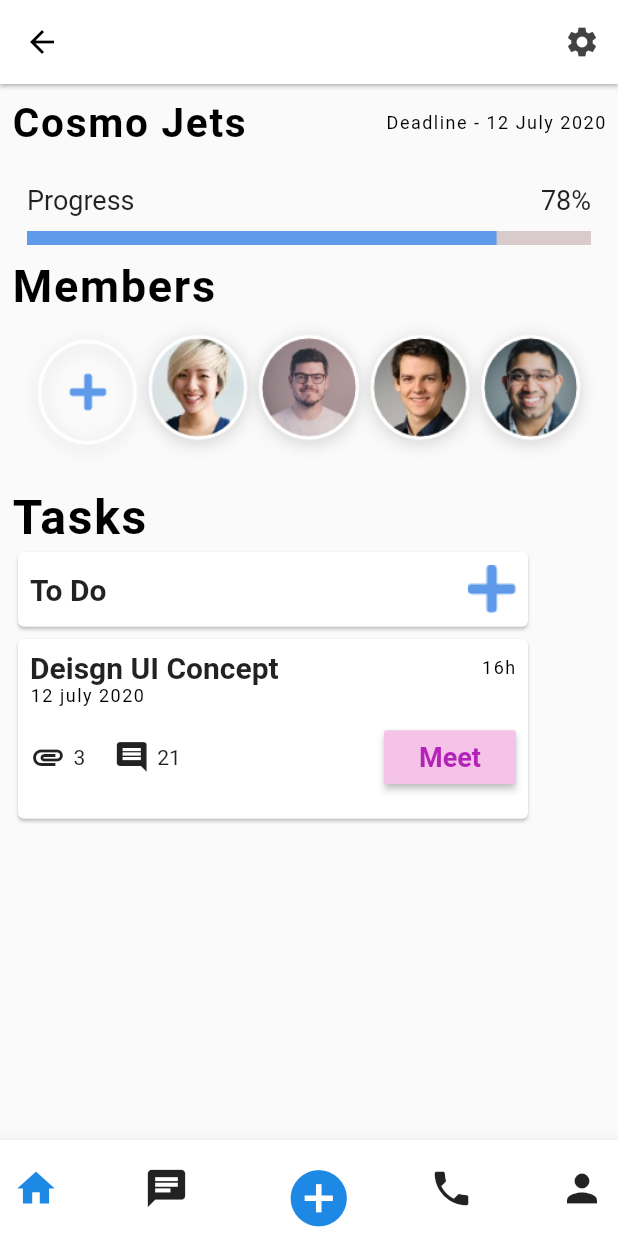
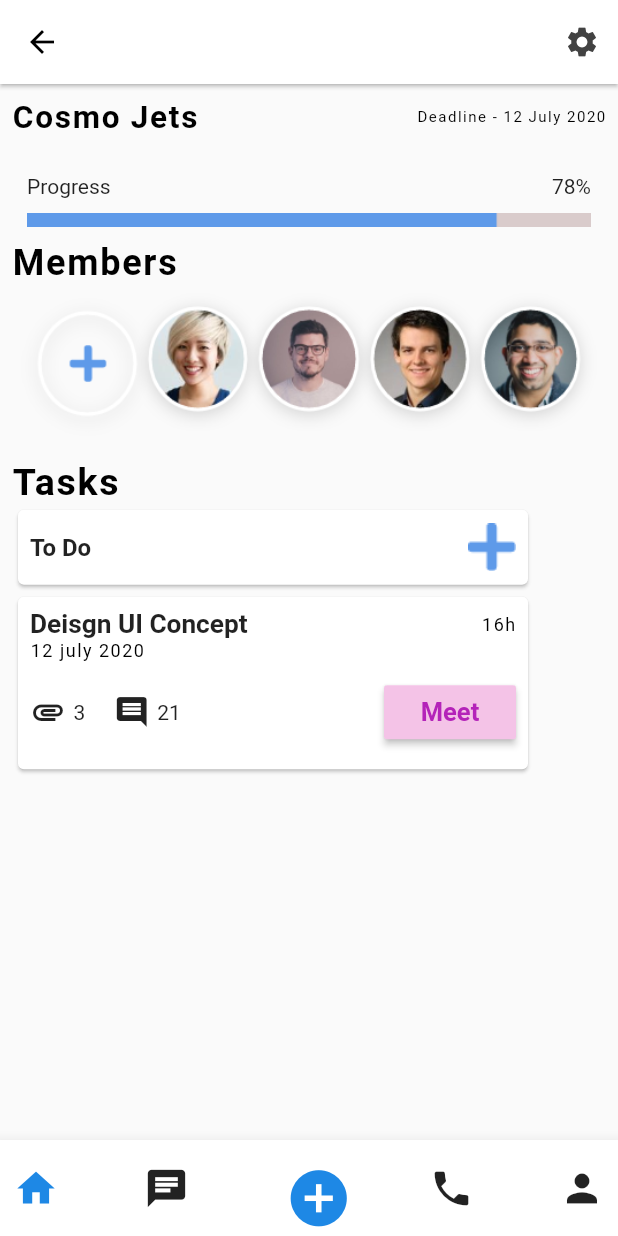
Before and after one commit to Kasweka1/Purweb-Agency, a Flutter app: the screen it shows after launch, after a tap on "Cosmo Jet", on a phone screen of 412 x 824 dp. Run offline on Flutter 3.47's test engine with Material 2 defaults, Android fonts, the phone set to English and light mode, and no system bars.

Commit message:
changed the font sizes because everything was too big

```diff
--- a/lib/cosmo_jet.dart
+++ b/lib/cosmo_jet.dart
@@ -43,7 +43,7 @@ class _CosmoJetState extends State<CosmoJet> {
                     "Cosmo Jets",
                     style: TextStyle(
                       color: Colors.black,
-                      fontSize: 27,
+                      fontSize: 21,
                       fontWeight: FontWeight.bold,
                       letterSpacing: 1.15,
                     ),
@@ -52,7 +52,7 @@ class _CosmoJetState extends State<CosmoJet> {
                     "Deadline - 12 July 2020",
                     style: TextStyle(
                       color: Colors.black,
-                      fontSize: 12,
+                      fontSize: 10,
                       letterSpacing: 1,
                     ),
                   )
@@ -70,12 +70,12 @@ class _CosmoJetState extends State<CosmoJet> {
                           Text(
                             "Progress",
                             style: TextStyle(
-                              fontSize: 18,
+                              fontSize: 14,
                             ),
                           ),
                           Text("78%",
                               style: TextStyle(
-                                fontSize: 18,
+                                fontSize: 14,
                               ))
                         ],
                       ),
@@ -89,7 +89,7 @@ class _CosmoJetState extends State<CosmoJet> {
                 "Members",
                 style: TextStyle(
                   color: Colors.black,
-                  fontSize: 30,
+                  fontSize: 24,
                   fontWeight: FontWeight.bold,
                   letterSpacing: 1.15,
                 ),
@@ -108,7 +108,7 @@ class _CosmoJetState extends State<CosmoJet> {
                 "Tasks",
                 style: TextStyle(
                   color: Colors.black,
-                  fontSize: 32,
+                  fontSize: 25,
                   fontWeight: FontWeight.bold,
                   letterSpacing: 1.15,
                 ),
@@ -128,7 +128,7 @@ class _CosmoJetState extends State<CosmoJet> {
                           Text(
                             "To Do",
                             style: TextStyle(
-                              fontSize: 20,
+                              fontSize: 16,
                               fontWeight: FontWeight.bold,
                             ),
                           ),
@@ -145,7 +145,7 @@ class _CosmoJetState extends State<CosmoJet> {
                   onTap: () {},
                   child: Container(
                     width: 340,
-                    height: 120,
+                    height: 115,
                     child: Padding(
                         padding: const EdgeInsets.all(8.0),
                         child: Column(
@@ -157,7 +157,7 @@ class _CosmoJetState extends State<CosmoJet> {
                                 Text(
                                   "Deisgn UI Concept",
                                   style: TextStyle(
-                                    fontSize: 20,
+                                    fontSize: 17.5,
                                     fontWeight: FontWeight.bold,
                                   ),
                                 ),
@@ -204,7 +204,7 @@ class _CosmoJetState extends State<CosmoJet> {
                                       style: TextStyle(
                                         color: Color.fromRGBO(180, 35, 185, 1),
                                         fontWeight: FontWeight.bold,
-                                        fontSize: 18,
+                                        fontSize: 17,
                                       ),),
                                     onPressed: (){}
 
--- a/lib/main.dart
+++ b/lib/main.dart
@@ -19,7 +19,7 @@ class Home extends StatelessWidget {
           style: TextStyle(
             color: Colors.black,
             fontWeight: FontWeight.bold,
-            fontSize: 23.5,
+            fontSize: 20,
           ),
         ),
         backgroundColor: Colors.white,
@@ -51,7 +51,7 @@ class Home extends StatelessWidget {
                     "Projects",
                     style: TextStyle(
                       color: Colors.black,
-                      fontSize: 28,
+                      fontSize: 22,
                       fontWeight: FontWeight.bold,
                       letterSpacing: 1.15,
                     ),
@@ -60,7 +60,7 @@ class Home extends StatelessWidget {
                     "see more",
                     style: TextStyle(
                       color: Color.fromRGBO(60, 175, 235, 1),
-                      fontSize: 18,
+                      fontSize: 14,
                       fontWeight: FontWeight.bold,
                     ),
                   )
@@ -97,7 +97,7 @@ class Home extends StatelessWidget {
                                     Text(
                                       "Cosmo Jet",
                                       style: TextStyle(
-                                          fontSize: 15,
+                                          fontSize: 12,
                                           fontWeight: FontWeight.bold),
                                     ),
                                     Image(
@@ -113,12 +113,12 @@ class Home extends StatelessWidget {
                                         Text(
                                           "Progress",
                                           style: TextStyle(
-                                            fontSize: 12.0,
+                                            fontSize: 11.0,
                                           ),
                                         ),
                                         Text("28%",
                                             style: TextStyle(
-                                              fontSize: 12.0,
+                                              fontSize: 11.0,
                                             ))
                                       ],
                                     ),
@@ -157,7 +157,7 @@ class Home extends StatelessWidget {
                                     Text(
                                       "Sports App",
                                       style: TextStyle(
-                                          fontSize: 15,
+                                          fontSize: 12,
                                           fontWeight: FontWeight.bold),
                                     ),
                                     Image(
@@ -173,12 +173,12 @@ class Home extends StatelessWidget {
                                         Text(
                                           "Progress",
                                           style: TextStyle(
-                                            fontSize: 12.0,
+                                            fontSize: 11.0,
                                           ),
                                         ),
                                         Text("76%",
                                             style: TextStyle(
-                                              fontSize: 12.0,
+                                              fontSize: 11.0,
                                             ))
                                       ],
                                     ),
@@ -222,7 +222,7 @@ class Home extends StatelessWidget {
                                     Text(
                                       "Bookinist",
                                       style: TextStyle(
-                                          fontSize: 15,
+                                          fontSize: 12,
                                           fontWeight: FontWeight.bold),
                                     ),
                                     Image(
@@ -238,12 +238,12 @@ class Home extends StatelessWidget {
                                         Text(
                                           "Progress",
                                           style: TextStyle(
-                                            fontSize: 12.0,
+                                            fontSize: 11.0,
                                           ),
                                         ),
                                         Text("56%",
                                             style: TextStyle(
-                                              fontSize: 12.0,
+                                              fontSize: 11.0,
                                             ))
                                       ],
                                     ),
@@ -282,7 +282,7 @@ class Home extends StatelessWidget {
                                     Text(
                                       "Music Player",
                                       style: TextStyle(
-                                          fontSize: 15,
+                                          fontSize: 12,
                                           fontWeight: FontWeight.bold),
                                     ),
                                     Image(
@@ -298,12 +298,12 @@ class Home extends StatelessWidget {
                                         Text(
                                           "Progress",
                                           style: TextStyle(
-                                            fontSize: 12.0,
+                                            fontSize: 11.0,
                                           ),
                                         ),
                                         Text("51%",
                                             style: TextStyle(
-                                              fontSize: 12.0,
+                                              fontSize: 11.0,
                                             ))
                                       ],
                                     ),
@@ -331,7 +331,7 @@ class Home extends StatelessWidget {
                     "Upcoming Events",
                     style: TextStyle(
                       color: Colors.black,
-                      fontSize: 25,
+                      fontSize: 19,
                       fontWeight: FontWeight.bold,
                       letterSpacing: 1.15,
                     ),
@@ -340,7 +340,7 @@ class Home extends StatelessWidget {
                     "see more",
                     style: TextStyle(
                       color: Color.fromRGBO(60, 175, 235, 1),
-                      fontSize: 18,
+                      fontSize: 14,
                       fontWeight: FontWeight.bold,
                     ),
                   )
@@ -364,13 +364,13 @@ class Home extends StatelessWidget {
                                   Text(
                                     "Dribble Meeting 2020",
                                     style: TextStyle(
-                                      fontSize: 20,
+                                      fontSize: 16,
                                     ),
                                   ),
                                   Text("12 July 2020",
                                       style: TextStyle(
                                         color: Colors.grey[700],
-                                        fontSize: 17,
+                                        fontSize: 13,
                                       )),
                                 ]),
                           ],
```
